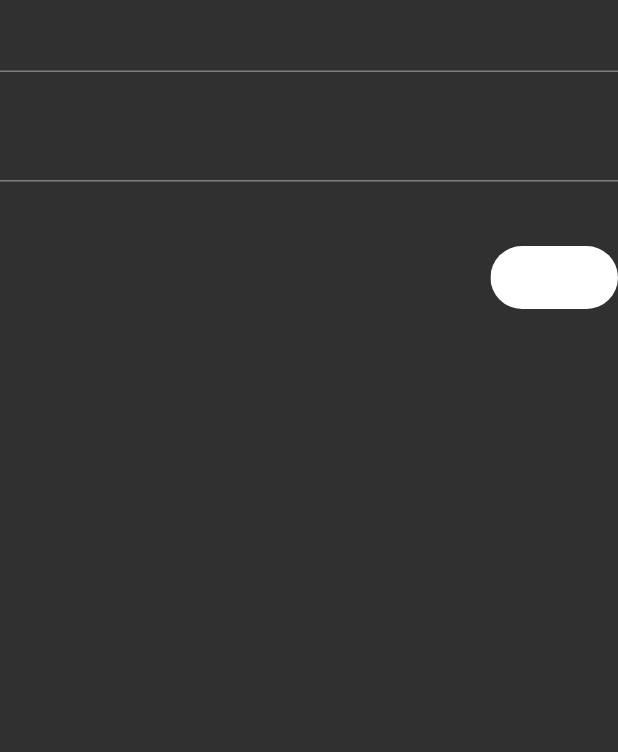
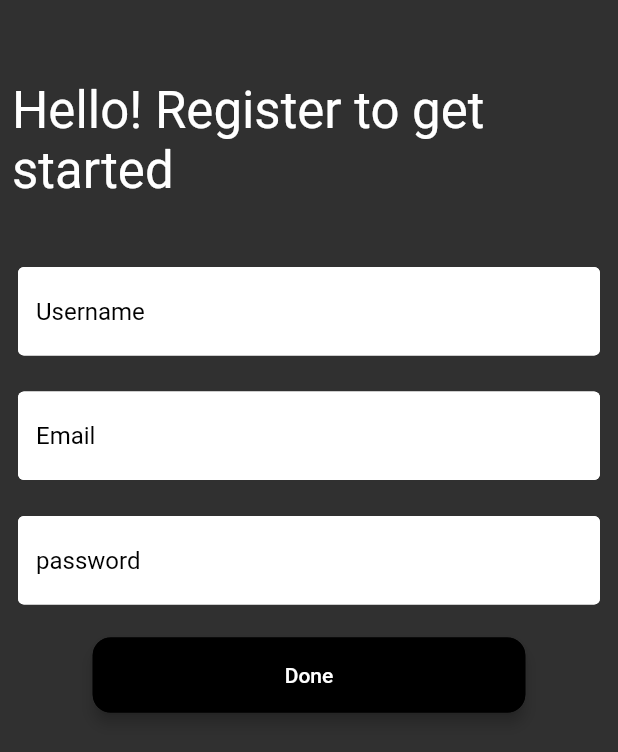
Before and after one commit to lebe24/flutter_appritehack, a Flutter app: the SignUpView screen opened directly, on a phone screen of 412 x 824 dp. Shown: the top 752 px of the screen. Run offline on Flutter 3.47's test engine with Material 2 defaults, Android fonts, the phone set to English and light mode, and no system bars; our stand-ins replace appwrite, flutter_riverpod, flutter_svg, fpdart, video_player; network calls fail.

Commit message:
update: addition ui update

```diff
--- a/lib/src/api/auth_api.dart
+++ b/lib/src/api/auth_api.dart
@@ -13,6 +13,7 @@ final authAPIProvider = Provider((ref){
 
 abstract class IAuthAPI {
   FutureEither<model.User> signUp({
+    required String username,
     required String email,
     required String password,
   });
@@ -45,6 +46,7 @@ class AuthAPI implements IAuthAPI {
   FutureEither<model.User> signUp({
     required String email,
     required String password,
+    required String username,
   }) async {
     try {
       final account = await _account.create(
--- a/lib/src/features/onboarding/widget/button_widget.dart
+++ b/lib/src/common/button_widget.dart
@@ -1,14 +1,14 @@
 import 'package:flutter/material.dart';
 
 class CustomBtn extends StatelessWidget {
-  const CustomBtn({
-     required this.function, required this.text, required this.color , required this.borderSideColor, required this.textcolor
+  const CustomBtn({super.key,
+     required this.function, required this.color , required this.borderSideColor, required this.child
   });
 
   final VoidCallback function ;
-  final String text;
-  final Color color,textcolor;
-  final Color borderSideColor ;
+  final Color color;
+  final Color borderSideColor;
+  final Widget child;
 
   @override
   Widget build(BuildContext context) {
@@ -23,11 +23,7 @@ class CustomBtn extends StatelessWidget {
       ),
       elevation: 4.0, // Set the desired elevation value
     ),
-    child: Text(text,
-      style:  TextStyle(
-      color: textcolor,
-     ),
-    ),
+    child: child
     );
   }
 }
--- a/lib/src/common/rounded_small_button.dart
+++ b/lib/src/common/rounded_small_button.dart
@@ -11,7 +11,7 @@ class RoundedSmallButton extends StatelessWidget {
     required this.onTap,
     required this.label,
     this.backgroundColor = Colors.white,
-    this.textColor = Colors.white,
+    this.textColor = Colors.black,
   });
 
   @override
--- /dev/null
+++ b/lib/src/common/text_field.dart
@@ -0,0 +1,33 @@
+import 'package:flutter/material.dart';
+
+class TextCustom_field extends StatelessWidget {
+  const TextCustom_field({super.key, required this.controller, required this.hintText, required this.obscureText});
+  final TextEditingController controller;
+  final String hintText;
+  final bool obscureText;
+
+  @override
+  Widget build(BuildContext context) {
+    return TextFormField(
+      style: TextStyle(
+        color: Colors.black
+      ),
+      validator: (val) => val!.isEmpty ? ' ' : null,
+      controller: controller,
+      obscureText: obscureText,
+      decoration:  InputDecoration(
+        suffixIcon: const Icon(Icons.visibility_off),
+        enabledBorder: const OutlineInputBorder(
+            borderSide: BorderSide(color: Colors.white),
+        ),
+        focusedBorder: const OutlineInputBorder(
+            borderSide: BorderSide(color: Colors.white),
+        ),
+        fillColor: Colors.white,
+        filled: true,
+        hintText: hintText,
+        hintStyle: TextStyle(color: Colors.black)
+      ),
+    );
+  }
+}
--- /dev/null
+++ b/lib/src/constant/assets/svg_assets.dart
@@ -0,0 +1,5 @@
+class SvgAsset {
+
+  static const String _svgsPath = 'assets/svgs';
+  static const String google  = '$_svgsPath/google.svg';
+}
--- a/lib/src/features/auth/controller/auth_provider.dart
+++ b/lib/src/features/auth/controller/auth_provider.dart
@@ -31,12 +31,14 @@ class AuthController extends StateNotifier<bool>{
 
 
   void signUp({
+    required String username,
     required String email,
     required String password,
     required BuildContext context,
   }) async {
     state = true;
     final res = await _authAPI.signUp(
+      username: username,
       email: email,
       password: password,
     );
--- a/lib/src/features/auth/view/sign_up.dart
+++ b/lib/src/features/auth/view/sign_up.dart
@@ -1,13 +1,14 @@
 import 'package:flutter/material.dart';
+import 'package:flutter_appritehack/src/common/button_widget.dart';
 import 'package:flutter_appritehack/src/common/rounded_small_button.dart';
+import 'package:flutter_appritehack/src/common/text_field.dart';
 import 'package:flutter_appritehack/src/features/auth/controller/auth_provider.dart';
 import 'package:flutter_appritehack/src/features/auth/widget/auth_field.dart';
 import 'package:flutter_riverpod/flutter_riverpod.dart';
 
 class SignUpView extends ConsumerStatefulWidget {
   static route() => MaterialPageRoute(
-        builder: (context) => const SignUpView(),
-      );
+        builder: (context) => const SignUpView());
   const SignUpView({super.key});
 
   @override
@@ -16,10 +17,12 @@ class SignUpView extends ConsumerStatefulWidget {
 
 class _SignUpViewState extends ConsumerState<SignUpView> {
   final emailController = TextEditingController();
+  final usernameController = TextEditingController();
   final passwordController = TextEditingController();
 
   void onSignUp() {
     ref.read(authControllerProvider.notifier).signUp(
+          username: usernameController.text,
           email: emailController.text,
           password: passwordController.text,
           context: context,
@@ -38,27 +41,50 @@ class _SignUpViewState extends ConsumerState<SignUpView> {
   @override
   Widget build(BuildContext context) {
     return Scaffold(
-      body: SingleChildScrollView(
+      body: SafeArea(
+        child: SingleChildScrollView(
           child: Column(
             children: [
-            AuthField(
+              const SizedBox(height: 45),
+               Padding(
+                 padding: const EdgeInsets.all(8.0),
+                 child: Text('Hello! Register to get started',
+                  style: Theme.of(context).textTheme.headlineMedium!.copyWith(color: Colors.white)),
+               ),
+              const SizedBox(height: 25),
+              Padding(
+                padding: const EdgeInsets.all(12.0),
+                child: TextCustom_field(
+                  controller: usernameController,
+                  hintText: 'Username',
+                  obscureText: false,
+                ),
+              ),
+              Padding(
+                padding: const EdgeInsets.all(12.0),
+                child: TextCustom_field(
                   controller: emailController,
                   hintText: 'Email',
-            ),
-            const SizedBox(height: 25),
-            AuthField(
-              controller: passwordController,
-              hintText: 'Password',
-            ),
-            const SizedBox(height: 40),
-                      Align(
-                        alignment: Alignment.topRight,
-                        child: RoundedSmallButton(
-                          onTap: onSignUp,
-                          label: 'Done',
+                  obscureText: false,
                 ),
               ),
+              Padding(
+                padding: const EdgeInsets.all(12.0),
+                child: TextCustom_field(
+                  controller: passwordController,
+                  hintText: 'password',
+                  obscureText: false,
+                ),
+              ),
+              const SizedBox(height: 10),
+               CustomBtn(
+                function: onSignUp,
+                color: Colors.black,
+                borderSideColor: Colors.black,
+                child: const Text('Done')..style,
+              ),
             ],
+          ),
         ),
       ),
     );
--- a/lib/src/features/auth/widget/auth_field.dart
+++ b/lib/src/features/auth/widget/auth_field.dart
@@ -1,4 +1,3 @@
-import 'package:flutter/foundation.dart';
 import 'package:flutter/material.dart';
 import 'package:flutter/widgets.dart';
 
@@ -15,7 +14,7 @@ class AuthField extends StatelessWidget {
         focusedBorder: OutlineInputBorder(
           borderRadius: BorderRadius.circular(5),
           borderSide: const BorderSide(
-            color: Colors.black,
+            color: Colors.white,
             width: 3,
           ),
         ),
--- a/pubspec.yaml
+++ b/pubspec.yaml
@@ -23,6 +23,7 @@ dependencies:
   flutter:
     sdk: flutter
   flutter_riverpod: ^2.3.6
+  flutter_svg: ^2.0.6
   fpdart: ^0.6.0
   video_player: ^2.6.1
 
@@ -40,8 +41,9 @@ flutter:
   # the material Icons class.
   uses-material-design: true
   # To add assets to your application, add an assets section, like this:
-  # assets:
-  #   - images/a_dot_burr.jpeg
+  assets:
+    - assets/
+    - assets/icon/
   #   - images/a_dot_ham.jpeg
   # An image asset can refer to one or more resolution-specific "variants", see
   # https://flutter.dev/assets-and-images/#resolution-aware
```
Also changed, not shown: lib/main.dart (+1 -26 lines), lib/src/common/card.dart (added, +55 -0 lines), lib/src/features/Pages/Explore/Explore.dart (added, +20 -0 lines), lib/src/features/onboarding/mainboard.dart (+35 -24 lines), lib/src/features/onboarding/modal_page.dart (renamed from lib/src/features/onboarding/widget/modal_page.dart, +71 -15 lines), lib/src/features/screen/main_page.dart (added, +59 -0 lines), lib/src/features/screen/view/home.dart (deleted, +0 -11 lines), lib/src/temp/temp.txt (added, +161 -0 lines), assets/icon/google.svg (added), assets/surf.jpg (added), pubspec.lock. Lines whose indentation alone changed are shown as unchanged.
